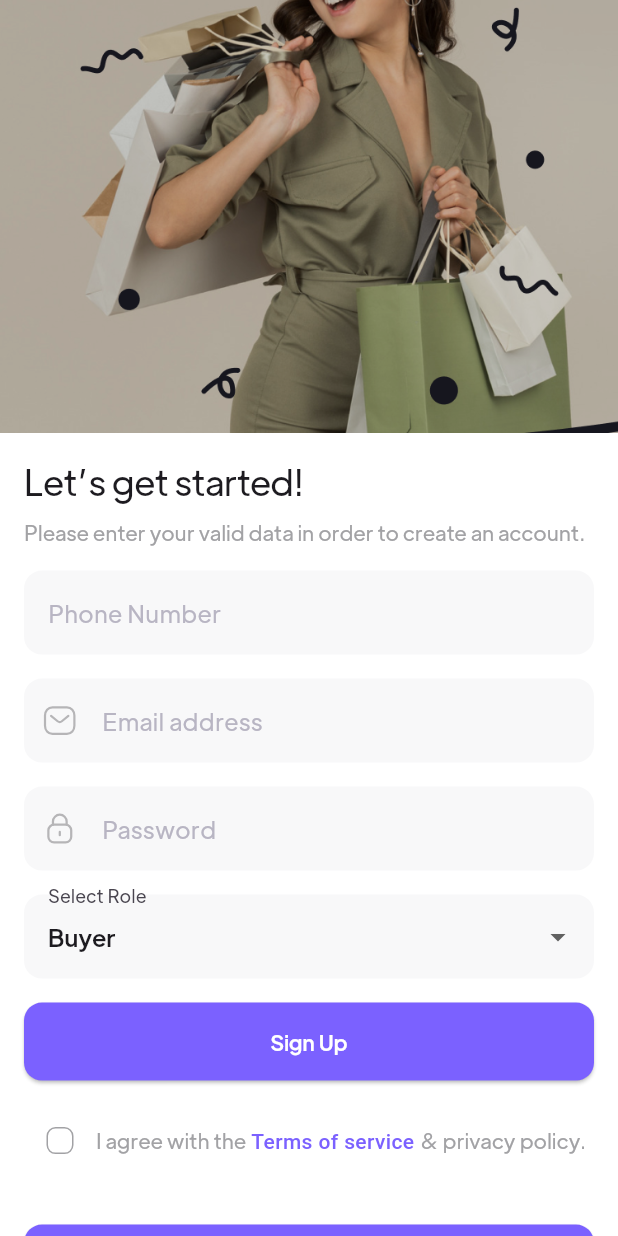
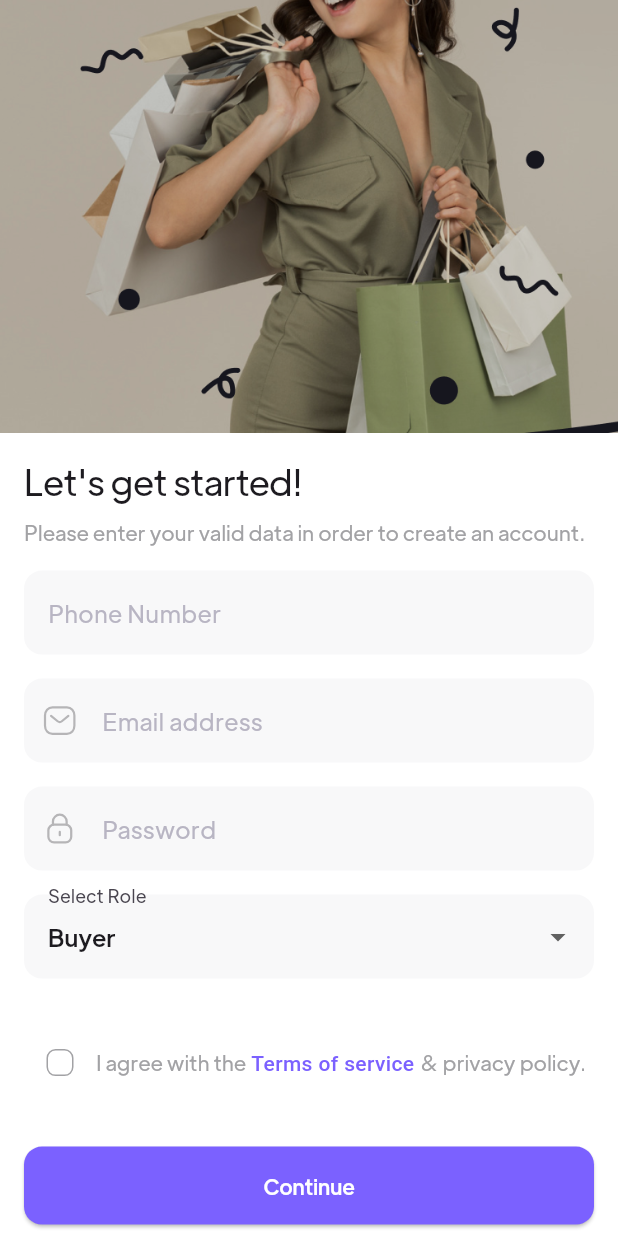
Before and after one commit to spongebobx18/Multi-flut, a Flutter app: the SignUpScreen screen opened by its route, on a phone screen of 412 x 824 dp. Run offline on Flutter 3.47's test engine with Material 3 defaults, Android fonts, the phone set to English and light mode, and no system bars; our stand-ins replace cached_network_image, flutter_rating_bar, flutter_secure_storage, flutter_svg, form_field_validator; accounts and stored records are empty.

Commit message:
feat: resolve auth

```diff
--- a/lib/main.dart
+++ b/lib/main.dart
@@ -6,8 +6,6 @@
 void main() {
   runApp(const MyApp());
 }
-
-
 
 class MyApp extends StatelessWidget {
   const MyApp({super.key});
--- a/lib/screens/auth/views/components/sign_up_form.dart
+++ b/lib/screens/auth/views/components/sign_up_form.dart
@@ -5,7 +5,8 @@
 
 class SignUpForm extends StatefulWidget {
   final GlobalKey<FormState> formKey;
-  final Function(String email, String password, String phone, String role) onSubmit;
+  final Function(String email, String password, String phone, String role)
+      onSubmit;
 
   const SignUpForm({
     super.key,
@@ -21,7 +22,7 @@
   final TextEditingController _emailController = TextEditingController();
   final TextEditingController _passwordController = TextEditingController();
   final TextEditingController _phoneController = TextEditingController();
-  String _selectedRole = "Buyer"; // Default role
+  String _selectedRole = "BUYER"; // Changed from "Buyer" to "BUYER"
 
   @override
   void dispose() {
@@ -36,8 +37,8 @@
       widget.onSubmit(
         _emailController.text.trim(),
         _passwordController.text,
+        _selectedRole,
         _phoneController.text.trim(),
-        _selectedRole, // Pass role (Buyer/Seller)
       );
     }
   }
@@ -51,6 +52,7 @@
           // Phone field
           TextFormField(
             controller: _phoneController,
+            onSaved: (value) => _handleSubmit(),
             validator: (value) {
               if (value == null || value.isEmpty) {
                 return "Phone number is required";
@@ -68,19 +70,25 @@
           // Email field
           TextFormField(
             controller: _emailController,
+            onSaved: (value) => _handleSubmit(),
             validator: emaildValidator.call,
             textInputAction: TextInputAction.next,
             keyboardType: TextInputType.emailAddress,
             decoration: InputDecoration(
               hintText: "Email address",
               prefixIcon: Padding(
-                padding: const EdgeInsets.symmetric(vertical: defaultPadding * 0.75),
+                padding:
+                    const EdgeInsets.symmetric(vertical: defaultPadding * 0.75),
                 child: SvgPicture.asset(
                   "assets/icons/Message.svg",
                   height: 24,
                   width: 24,
                   colorFilter: ColorFilter.mode(
-                    Theme.of(context).textTheme.bodyLarge!.color!.withOpacity(0.3),
+                    Theme.of(context)
+                        .textTheme
+                        .bodyLarge!
+                        .color!
+                        .withOpacity(0.3),
                     BlendMode.srcIn,
                   ),
                 ),
@@ -92,18 +100,24 @@
           // Password field
           TextFormField(
             controller: _passwordController,
+            onSaved: (value) => _handleSubmit(),
             validator: passwordValidator.call,
             obscureText: true,
             decoration: InputDecoration(
               hintText: "Password",
               prefixIcon: Padding(
-                padding: const EdgeInsets.symmetric(vertical: defaultPadding * 0.75),
+                padding:
+                    const EdgeInsets.symmetric(vertical: defaultPadding * 0.75),
                 child: SvgPicture.asset(
                   "assets/icons/Lock.svg",
                   height: 24,
                   width: 24,
                   colorFilter: ColorFilter.mode(
-                    Theme.of(context).textTheme.bodyLarge!.color!.withOpacity(0.3),
+                    Theme.of(context)
+                        .textTheme
+                        .bodyLarge!
+                        .color!
+                        .withOpacity(0.3),
                     BlendMode.srcIn,
                   ),
                 ),
@@ -115,14 +129,15 @@
           // Role dropdown (Buyer/Seller)
           DropdownButtonFormField<String>(
             value: _selectedRole,
+            onSaved: (value) => _handleSubmit(),
             decoration: const InputDecoration(
               labelText: "Select Role",
               border: OutlineInputBorder(),
             ),
-            items: ["Buyer", "Seller"].map((role) {
+            items: const ["BUYER", "SELLER"].map((role) {
               return DropdownMenuItem(
                 value: role,
-                child: Text(role),
+                child: Text(role == "BUYER" ? "Buyer" : "Seller"),
               );
             }).toList(),
             onChanged: (value) {
@@ -132,12 +147,6 @@
             },
           ),
           const SizedBox(height: defaultPadding),
-
-          // Submit button
-          ElevatedButton(
-            onPressed: _handleSubmit,
-            child: const Text("Sign Up"),
-          ),
         ],
       ),
     );
--- a/lib/screens/preferences/views/components/prederence_list_tile.dart
+++ b/lib/screens/preferences/views/components/prederence_list_tile.dart
@@ -38,7 +38,7 @@
         onChanged: (value) {
           press;
         },
-        activeColor: primaryColor,
+        activeTrackColor: primaryColor,
         value: isActive,
       ),
     );
--- a/lib/screens/product/views/components/notify_me_card.dart
+++ b/lib/screens/product/views/components/notify_me_card.dart
@@ -70,7 +70,7 @@
                 CupertinoSwitch(
                   onChanged: onChanged,
                   value: isNotify,
-                  activeColor: primaryMaterialColor.shade900,
+                  activeTrackColor: primaryMaterialColor.shade900,
                 )
               ],
             ),
--- a/lib/theme/checkbox_themedata.dart
+++ b/lib/theme/checkbox_themedata.dart
@@ -3,7 +3,7 @@
 import '../constants.dart';
 
 CheckboxThemeData checkboxThemeData = CheckboxThemeData(
-  checkColor: MaterialStateProperty.all(Colors.white),
+  checkColor: WidgetStateProperty.all(Colors.white),
   shape: const RoundedRectangleBorder(
     borderRadius: BorderRadius.all(
       Radius.circular(defaultBorderRadious / 2),
--- a/lib/theme/theme_data.dart
+++ b/lib/theme/theme_data.dart
@@ -25,12 +25,12 @@
 );
 
 ScrollbarThemeData scrollbarThemeData = ScrollbarThemeData(
-  trackColor: MaterialStateProperty.all(primaryColor),
+  trackColor: WidgetStateProperty.all(primaryColor),
 );
 
 DataTableThemeData dataTableLightThemeData = DataTableThemeData(
   columnSpacing: 24,
-  headingRowColor: MaterialStateProperty.all(Colors.black12),
+  headingRowColor: WidgetStateProperty.all(Colors.black12),
   decoration: BoxDecoration(
     borderRadius: const BorderRadius.all(Radius.circular(defaultBorderRadious)),
     border: Border.all(color: Colors.black12),
@@ -44,7 +44,7 @@
 
 DataTableThemeData dataTableDarkThemeData = DataTableThemeData(
   columnSpacing: 24,
-  headingRowColor: MaterialStateProperty.all(Colors.white10),
+  headingRowColor: WidgetStateProperty.all(Colors.white10),
   decoration: BoxDecoration(
     borderRadius: const BorderRadius.all(Radius.circular(defaultBorderRadious)),
     border: Border.all(color: Colors.white10),
```
Also changed, not shown: lib/screens/auth/views/signup_screen.dart (+23 -7 lines), lib/services/authservice.dart (+73 -19 lines), pubspec.lock, 1 other file.
